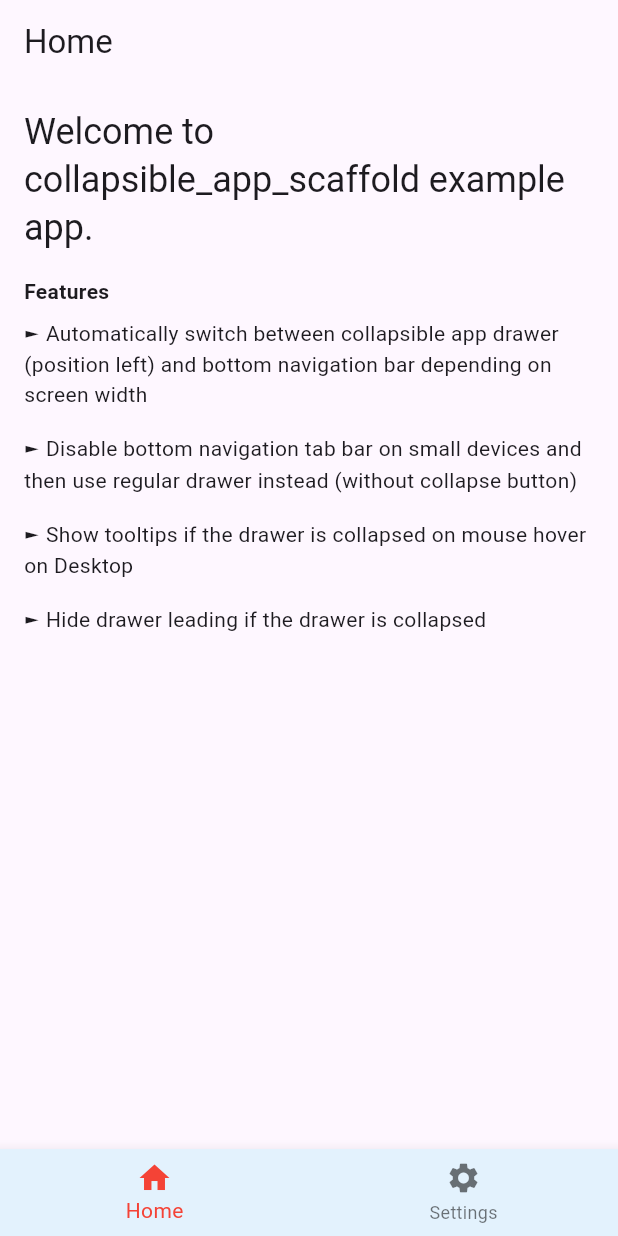
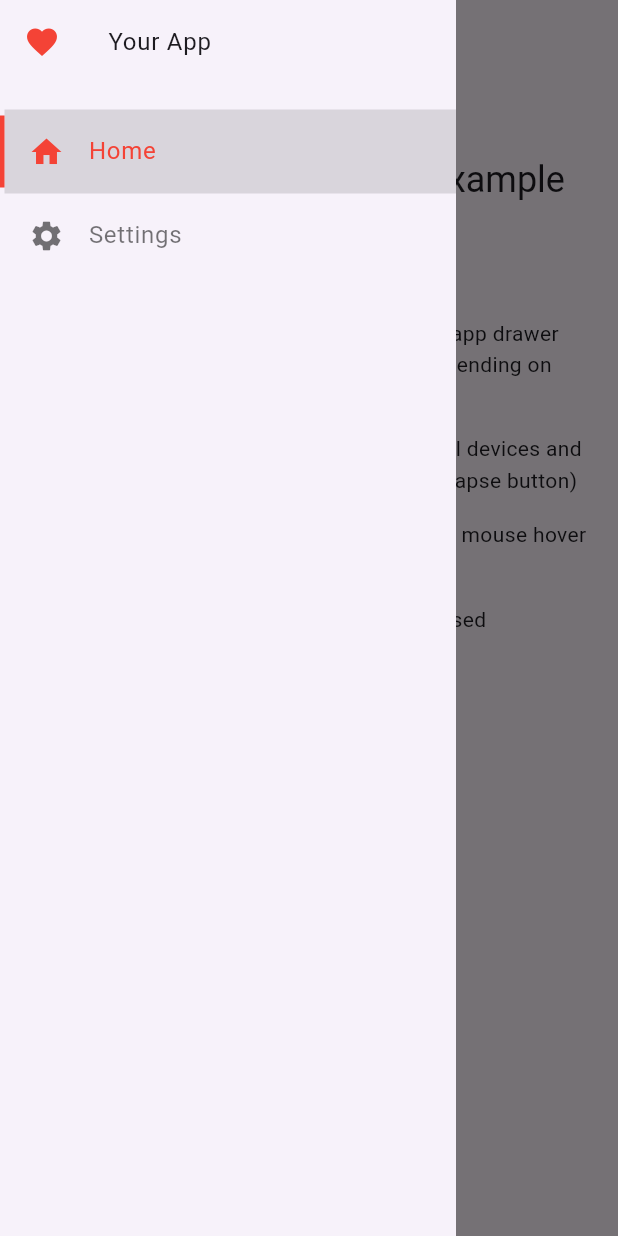
Before and after one commit to timobaehr/auto_scaffold, a Flutter app: the screen it shows after launch, with the side drawer open (before the commit the screen has no drawer), on a phone screen of 412 x 824 dp. Run offline on Flutter 3.47's test engine with Material 3 defaults, Android fonts, the phone set to English and light mode, and no system bars.

Commit message:
feat: Remove radius topRight and bottomRight from drawer

```diff
--- a/example/lib/main.dart
+++ b/example/lib/main.dart
@@ -1,8 +1,7 @@
 import 'package:auto_scaffold/auto_scaffold.dart';
 import 'package:flutter/material.dart';
 
-void main() =>
-    runApp(MaterialApp(debugShowCheckedModeBanner: false, home: Example()));
+void main() => runApp(MaterialApp(debugShowCheckedModeBanner: false, home: Example()));
 
 class Example extends StatefulWidget {
   @override
@@ -21,13 +20,13 @@ class _ExampleState extends State<Example> {
       appBar: AppBar(
         title: Text(_appBarTitle),
       ),
-      tabBarDisabled: false,
+      tabBarDisabled: true,
       drawerLeading: Icon(Icons.favorite, color: Colors.red),
       drawerTitle: Text(
         'Your App',
         style: Theme.of(context).textTheme.bodyLarge,
       ),
-      backgroundColor: Colors.blue.shade50,
+      //backgroundColor: Colors.blue.shade50,
       selectedNavigationItemColor: Colors.red,
       unselectedNavigationItemColor: Colors.black54,
       selectedDrawerNavigationItemBackground: Colors.black12,
@@ -63,8 +62,7 @@ class _ExampleState extends State<Example> {
                         'Automatically switch between collapsible app drawer (position left) and bottom navigation bar depending on screen width'),
                     _item(
                         'Disable bottom navigation tab bar on small devices and then use regular drawer instead (without collapse button)'),
-                    _item(
-                        'Show tooltips if the drawer is collapsed on mouse hover on Desktop'),
+                    _item('Show tooltips if the drawer is collapsed on mouse hover on Desktop'),
                     _item('Hide drawer leading if the drawer is collapsed'),
                   ],
                 ),
@@ -74,8 +72,7 @@ class _ExampleState extends State<Example> {
           name: 'Settings',
           icon: Icon(Icons.settings),
           route: '/settings',
-          body: Text('Settings goes here',
-              style: Theme.of(context).textTheme.headlineSmall),
+          body: Text('Settings goes here', style: Theme.of(context).textTheme.headlineSmall),
         )
       ],
     );
--- a/lib/src/app_drawer.dart
+++ b/lib/src/app_drawer.dart
@@ -88,14 +88,17 @@ class _CollapsibleDrawerState extends State<CollapsibleDrawer> {
             leading: widget.leading,
             title: widget.title,
           ),
-        if (!_collapsed) Container(color: Theme.of(context).colorScheme.background, height: 1),
+        if (!_collapsed) Container(color: Theme.of(context).drawerTheme.backgroundColor, height: 1),
         ..._items(_collapsed)
       ],
     );
 
     final drawer = Drawer(
+      shape: const RoundedRectangleBorder(
+        borderRadius: BorderRadius.zero, // keine Abrundung
+      ),
       child: Container(
-        color: widget.backgroundColor ?? Theme.of(context).colorScheme.background,
+        color: widget.backgroundColor ?? Theme.of(context).drawerTheme.backgroundColor,
         child: Column(
           children: [
             Expanded(child: list),
--- a/pubspec.yaml
+++ b/pubspec.yaml
@@ -1,6 +1,6 @@
 name: auto_scaffold
 description: Automatically switch between a bottom tab bar and a left drawer
-version: 1.1.3
+version: 1.1.4
 homepage: https://github.com/timobaehr/auto_scaffold
 
 environment:
```
Also changed, not shown: 1 other file.
